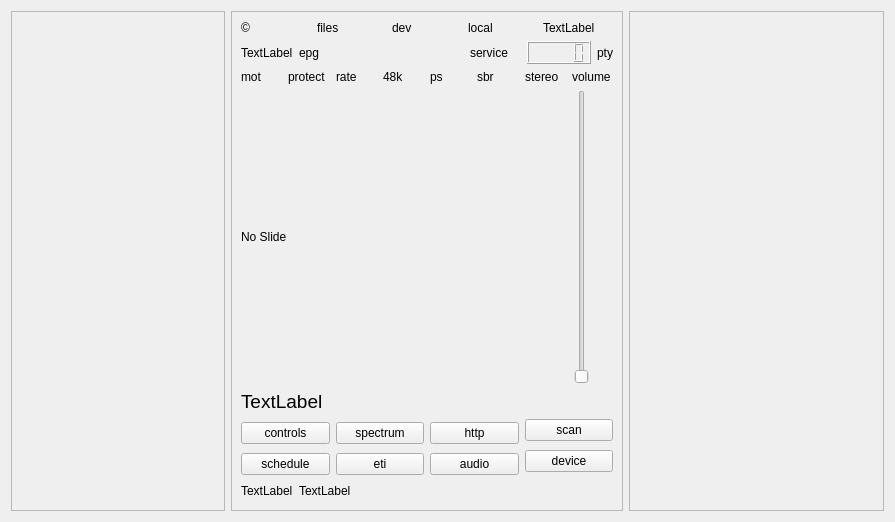
JvanKatwijk/qt-dab, file sources/main/forms-v7/dabradio-6.ui: the form before one commit.
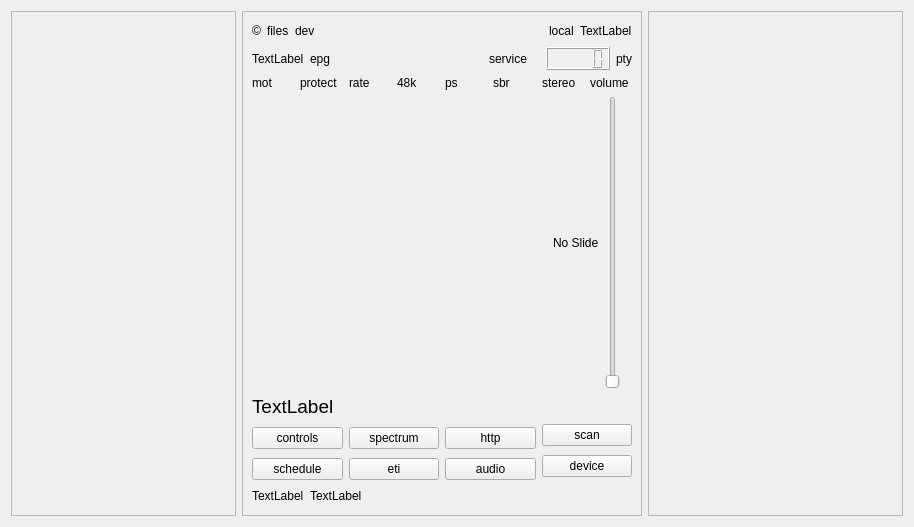
The form after the commit. Custom widgets are drawn as their Qt base class.

The edit to the form file:
```diff
--- a/sources/main/forms-v7/dabradio-6.ui
+++ b/sources/main/forms-v7/dabradio-6.ui
@@ -6,14 +6,14 @@
    <rect>
     <x>0</x>
     <y>0</y>
-    <width>870</width>
-    <height>500</height>
+    <width>910</width>
+    <height>523</height>
    </rect>
   </property>
   <property name="maximumSize">
    <size>
-    <width>870</width>
-    <height>500</height>
+    <width>1200</width>
+    <height>700</height>
    </size>
   </property>
   <property name="windowTitle">
@@ -24,14 +24,14 @@
     <widget class="QFrame" name="the_newFrame">
      <property name="minimumSize">
       <size>
-       <width>214</width>
-       <height>500</height>
+       <width>225</width>
+       <height>505</height>
       </size>
      </property>
      <property name="maximumSize">
       <size>
-       <width>214</width>
-       <height>500</height>
+       <width>400</width>
+       <height>700</height>
       </size>
      </property>
      <property name="frameShape">
@@ -46,14 +46,14 @@
     <widget class="QFrame" name="frame">
      <property name="minimumSize">
       <size>
-       <width>392</width>
+       <width>400</width>
        <height>500</height>
       </size>
      </property>
      <property name="maximumSize">
       <size>
-       <width>391</width>
-       <height>500</height>
+       <width>450</width>
+       <height>700</height>
       </size>
      </property>
      <property name="frameShape">
@@ -95,6 +95,19 @@
           </property>
          </widget>
         </item>
+        <item>
+         <spacer name="horizontalSpacer_3">
+          <property name="orientation">
+           <enum>Qt::Orientation::Horizontal</enum>
+          </property>
+          <property name="sizeHint" stdset="0">
+           <size>
+            <width>40</width>
+            <height>20</height>
+           </size>
+          </property>
+         </spacer>
+        </item>
         <item>
          <widget class="clickablelabel" name="localTimeDisplay">
           <property name="toolTip">
@@ -253,7 +266,20 @@
       <item>
        <layout class="QHBoxLayout" name="horizontalLayout_2">
         <item>
-         <widget class="clickablelabel" name="pictureLabel">
+         <spacer name="horizontalSpacer_4">
+          <property name="orientation">
+           <enum>Qt::Orientation::Horizontal</enum>
+          </property>
+          <property name="sizeHint" stdset="0">
+           <size>
+            <width>40</width>
+            <height>20</height>
+           </size>
+          </property>
+         </spacer>
+        </item>
+        <item>
+         <widget class="resizableLabel" name="pictureLabel">
           <property name="text">
            <string>No Slide</string>
           </property>
@@ -455,8 +481,8 @@
      </property>
      <property name="maximumSize">
       <size>
-       <width>250</width>
-       <height>500</height>
+       <width>400</width>
+       <height>700</height>
       </size>
      </property>
      <property name="frameShape">
@@ -486,6 +512,11 @@
    <header>audioLevel-meter.h</header>
    <container>1</container>
   </customwidget>
+  <customwidget>
+   <class>resizableLabel</class>
+   <extends>QLabel</extends>
+   <header location="global">resizablelabel.h</header>
+  </customwidget>
  </customwidgets>
  <resources/>
  <connections/>
```
